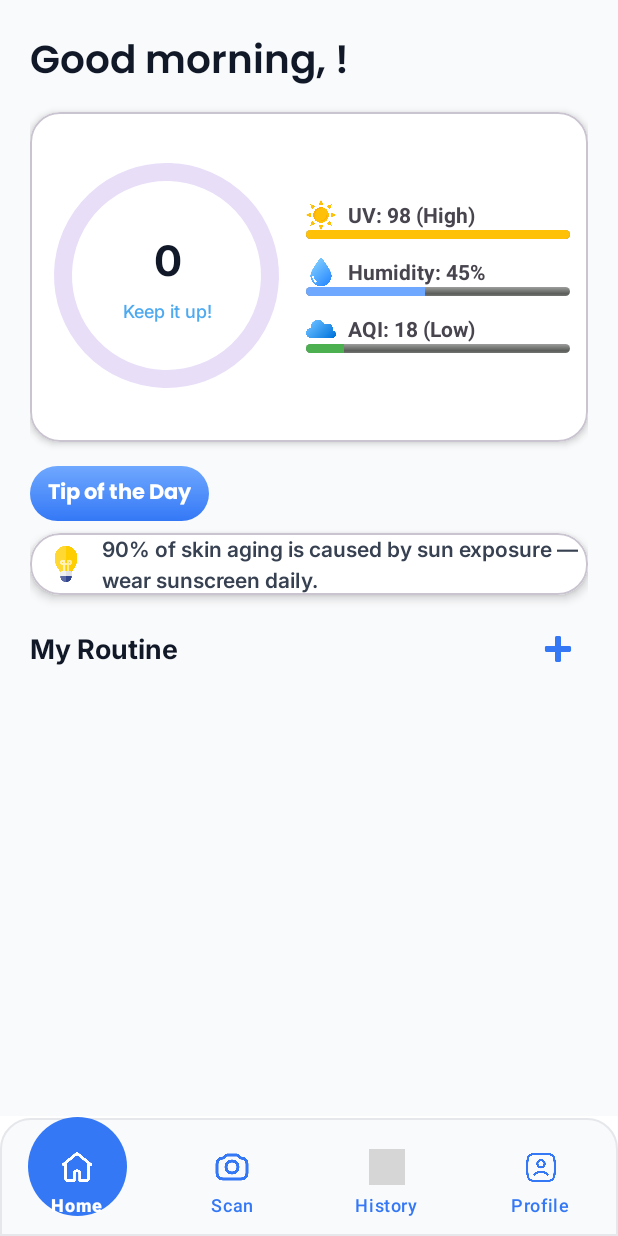
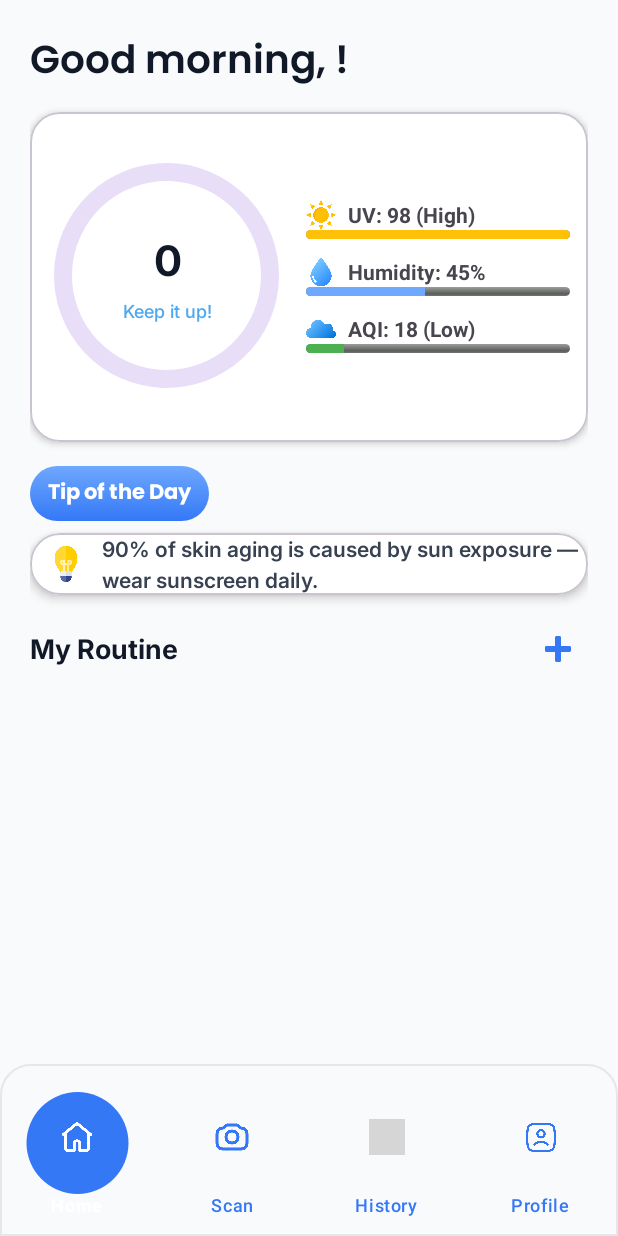
Before and after one commit to DarrylIsw/DermaHealth, an Android app: the HomeFragment screen opened directly, with no data from a screen before it, on a phone screen of 412 x 824 dp. Run offline under Robolectric (Android 15) with nearby library versions, the phone set to English and light mode, and no system bars; our stand-ins replace Firebase (no records; nobody signed in at launch, a user with empty details on screens opened directly); grey boxes are pictures that could not be loaded.

Commit message:
Commit 35 - UX Update 8: bottom nav ui finally fixed

```diff
--- a/app/src/main/java/com/example/dermahealth/MainActivity.kt
+++ b/app/src/main/java/com/example/dermahealth/MainActivity.kt
@@ -3,6 +3,7 @@ package com.example.dermahealth
 import android.os.Bundle
 import android.view.View
 import android.view.ViewGroup
+import android.widget.FrameLayout
 import androidx.appcompat.app.AppCompatActivity
 import androidx.core.content.ContextCompat
 import androidx.fragment.app.Fragment
@@ -10,6 +11,7 @@ import com.example.dermahealth.fragments.HistoryFragment
 import com.example.dermahealth.fragments.ProfileFragment
 import com.google.android.material.bottomnavigation.BottomNavigationView
 import androidx.activity.OnBackPressedCallback
+import androidx.core.view.children
 import com.example.dermahealth.fragments.*
 class MainActivity : AppCompatActivity() {
 
@@ -187,26 +189,61 @@ class MainActivity : AppCompatActivity() {
     private fun adjustBottomNavForScreenSize() {
         val displayMetrics = resources.displayMetrics
         val screenHeightDp = displayMetrics.heightPixels / displayMetrics.density
+        val fragmentContainer = findViewById<FrameLayout>(R.id.fragment_container)
 
         if (screenHeightDp > 800) {
             val bottomContainer = findViewById<View>(R.id.bottom_container)
             val navCircle = findViewById<View>(R.id.nav_circle)
+            val navBackground = findViewById<View>(R.id.nav_background)
+
+            // Set bottom nav background to certain height
+            navBackground.layoutParams.height = 115.dpToPx()
+            navBackground.requestLayout()
 
             bottomContainer.post {
-                // Use measuredHeight instead of height (post ensures view is laid out)
-                val newHeight = (bottomContainer.measuredHeight * 1.2).toInt()
+                // Keep bottomContainer height proportional to background if needed
+                val newHeight = navBackground.layoutParams.height
                 bottomContainer.layoutParams.height = newHeight
                 bottomContainer.requestLayout()
             }
 
             navCircle.post {
-                val newWidth = (navCircle.measuredWidth * 1.2).toInt()
-                val newHeight = (navCircle.measuredHeight * 1.2).toInt()
+                val newWidth = (navCircle.measuredWidth * 1.23).toInt()
+                val newHeight = (navCircle.measuredHeight * 1.23).toInt()
                 navCircle.layoutParams.width = newWidth
                 navCircle.layoutParams.height = newHeight
+                navCircle.translationY = -15.dpToPx().toFloat()
                 navCircle.requestLayout()
+            }
+
+            fragmentContainer.post {
+                val bottomNavHeight = bottomContainer.measuredHeight
+                // Scale fragment container height so it doesn't overlap top
+                val newHeight = ((displayMetrics.heightPixels - bottomNavHeight) * 1.5).toInt()
+                fragmentContainer.layoutParams.height = newHeight
+                fragmentContainer.requestLayout()
+            }
+
+            val bottomNav = findViewById<BottomNavigationView>(R.id.bottom_nav)
+            bottomNav.post {
+                // Iterate over menu items safely
+                for (i in 0 until bottomNav.menu.size()) {
+                    val menuItemView = bottomNav.findViewById<View>(
+                        bottomNav.menu.getItem(i).itemId
+                    )
+                    // Add top padding instead of margin
+                    menuItemView?.setPadding(
+                        menuItemView.paddingLeft,
+                        (menuItemView.paddingTop - 4.dpToPx()), // add extra top padding
+                        menuItemView.paddingRight,
+                        menuItemView.paddingBottom
+                    )
+                }
             }
         }
     }
 
+    private fun Int.dpToPx(): Int =
+        (this * resources.displayMetrics.density).toInt()
+
 }
--- a/app/src/main/res/layout/activity_main.xml
+++ b/app/src/main/res/layout/activity_main.xml
@@ -33,7 +33,7 @@
         <com.google.android.material.bottomnavigation.BottomNavigationView
             android:id="@+id/bottom_nav"
             android:layout_width="match_parent"
-            android:layout_height="70dp"
+            android:layout_height="90dp"
             android:layout_gravity="bottom"
             android:background="@android:color/transparent"
             app:menu="@menu/bottom_nav_menu"
```
Also changed, not shown: app/src/main/java/com/example/dermahealth/fragments/HomeFragment.kt (+21 -11 lines).
